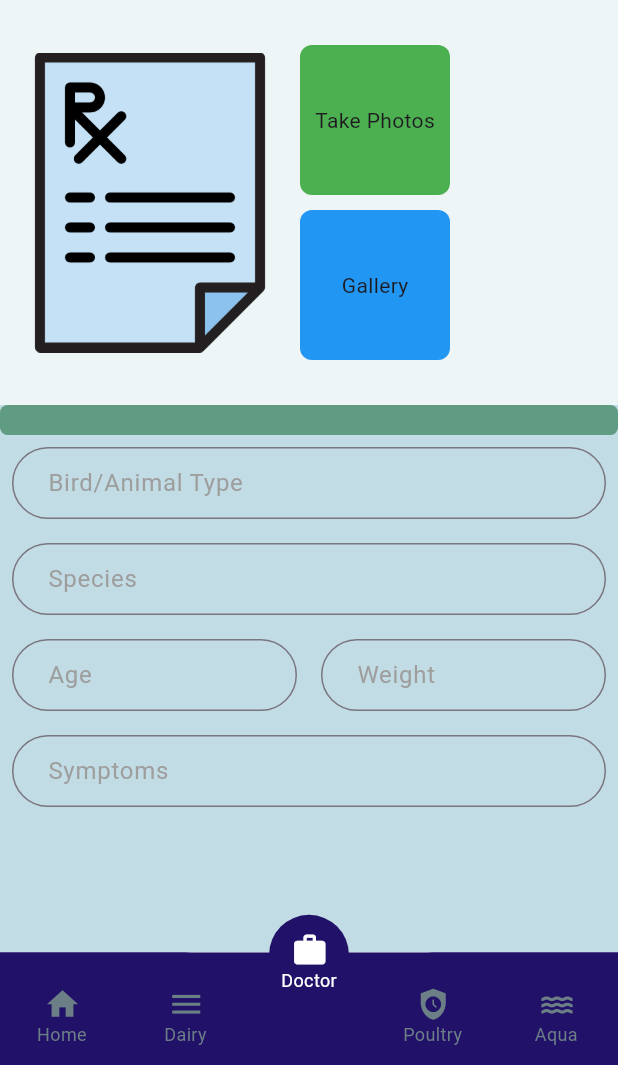
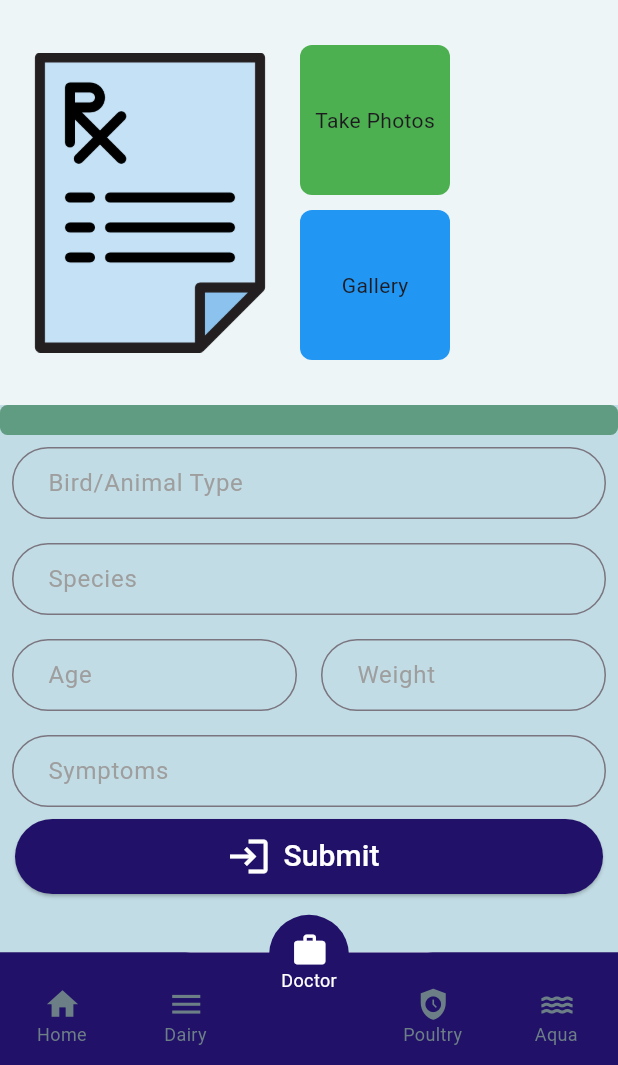
Before and after one commit to Farihazultana/Vet-Health, a Flutter app: the screen it shows after launch, swiped to page 3, on a phone screen of 412 x 824 dp, the part 171-1236 px from its top. Run offline on Flutter 3.47's test engine with Material 2 defaults, Android fonts, the phone set to English and light mode, and no system bars; drawn by our look-alikes of curved_navigation_bar; our stand-ins replace carousel_slider, image_picker, smooth_page_indicator.

Commit message:
Custom ImageIconButton added

```diff
--- /dev/null
+++ b/vet_health/lib/custom widgets/my_iconTextButton.dart
@@ -0,0 +1,29 @@
+import 'package:flutter/material.dart';
+
+class MyIconTextButton extends StatelessWidget {
+  const MyIconTextButton({super.key});
+
+  @override
+  Widget build(BuildContext context) {
+    return SizedBox(
+      width: MediaQuery.of(context).size.width-20,
+      height: 50,
+      child: ElevatedButton.icon(
+
+        onPressed: () {},
+        icon: const Icon(
+          Icons.login,
+          size: 30,
+          color: Colors.white,
+        ),
+        label: const Text(
+          'Submit',
+          style: TextStyle(fontSize: 20, color: Colors.white),
+        ),
+        style: ButtonStyle(
+          backgroundColor: MaterialStateProperty.all<Color>(const Color.fromARGB(255, 33, 17, 105))
+        ),
+      ),
+    );
+  }
+}
--- a/vet_health/lib/views/doctorPage.dart
+++ b/vet_health/lib/views/doctorPage.dart
@@ -1,6 +1,7 @@
 import 'package:flutter/material.dart';
 import 'package:image_picker/image_picker.dart';
 import 'package:vet_health/custom%20widgets/my_TextInputWithHint.dart';
+import 'package:vet_health/custom%20widgets/my_iconTextButton.dart';
 
 class DoctorPage extends StatefulWidget {
   const DoctorPage({super.key});
@@ -182,6 +183,9 @@ class _DoctorPageState extends State<DoctorPage> with TickerProviderStateMixin {
                     padding: const EdgeInsets.all(8.0),
                     child: const MyTextInputWithHint(hint: 'Symptoms'),
                   ),
+
+                  MyIconTextButton(),
+                  SizedBox(height: 25,)
                 ],
               ),
             ),
```
